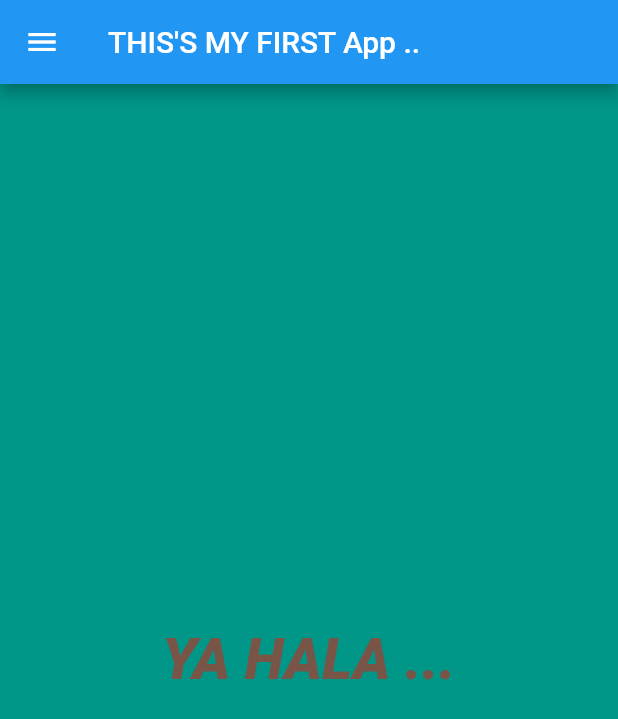
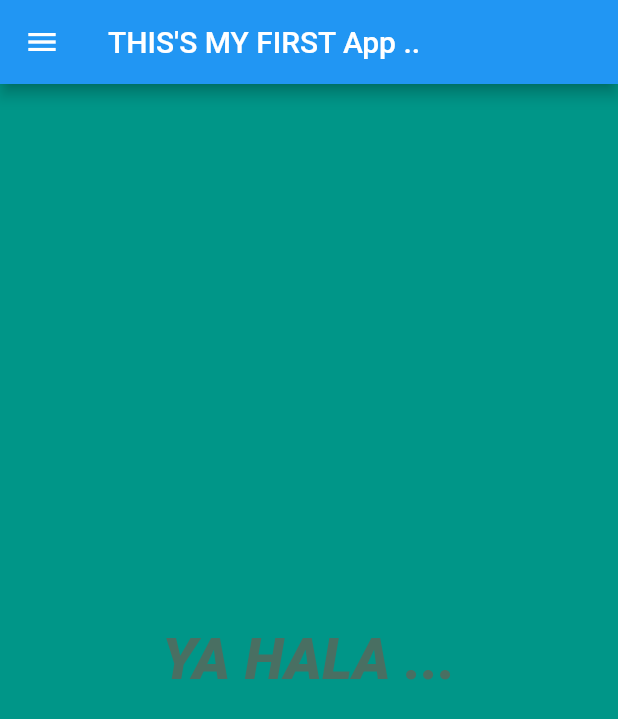
Before and after one commit to IbrahimAsire/flut1, a Flutter app: the screen it shows after launch, on a phone screen of 412 x 824 dp. Shown: the top 719 px of the screen. Run offline on Flutter 3.47's test engine with Material 2 defaults, Android fonts, the phone set to English and light mode, and no system bars.

Commit message:
feat: use opacity feature

```diff
--- a/lib/main.dart
+++ b/lib/main.dart
@@ -28,7 +28,7 @@ class HomeScreen extends StatelessWidget {
               fontSize: 38,
               fontWeight: FontWeight.w900,
               fontStyle: FontStyle.italic,
-              color: Colors.brown
+              color: Colors.brown.withOpacity(0.6)
             ),
           ),
         ),
```
